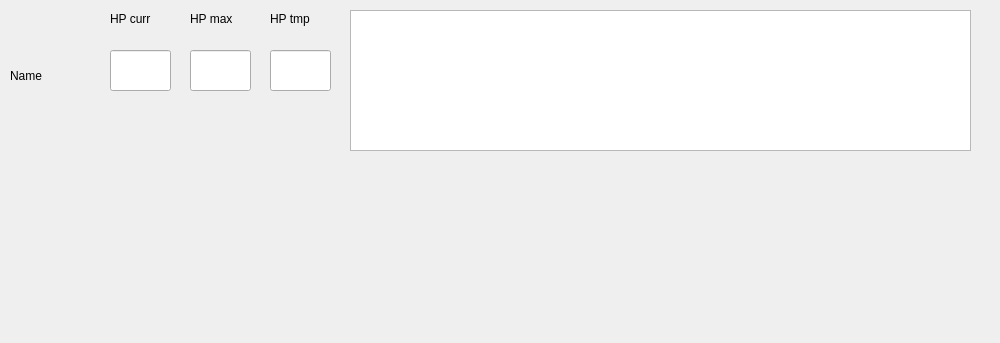
lazaropo/2EManager, file src/CombatantWidget/combatantwidget.ui: the form before one commit.
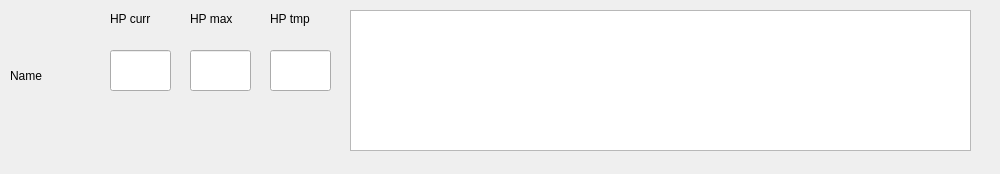
The form after the commit. Custom widgets are drawn as their Qt base class.

```diff
--- a/src/CombatantWidget/combatantwidget.ui
+++ b/src/CombatantWidget/combatantwidget.ui
@@ -7,7 +7,7 @@
     <x>0</x>
     <y>0</y>
     <width>1000</width>
-    <height>343</height>
+    <height>174</height>
    </rect>
   </property>
   <property name="windowTitle">
@@ -108,9 +108,9 @@
   <widget class="QWidget" name="verticalLayoutWidget">
    <property name="geometry">
     <rect>
-     <x>390</x>
-     <y>170</y>
-     <width>461</width>
+     <x>580</x>
+     <y>10</y>
+     <width>331</width>
      <height>131</height>
     </rect>
    </property>
```
Left out of the diff: 2 changed lines with no effect on the pictures.
